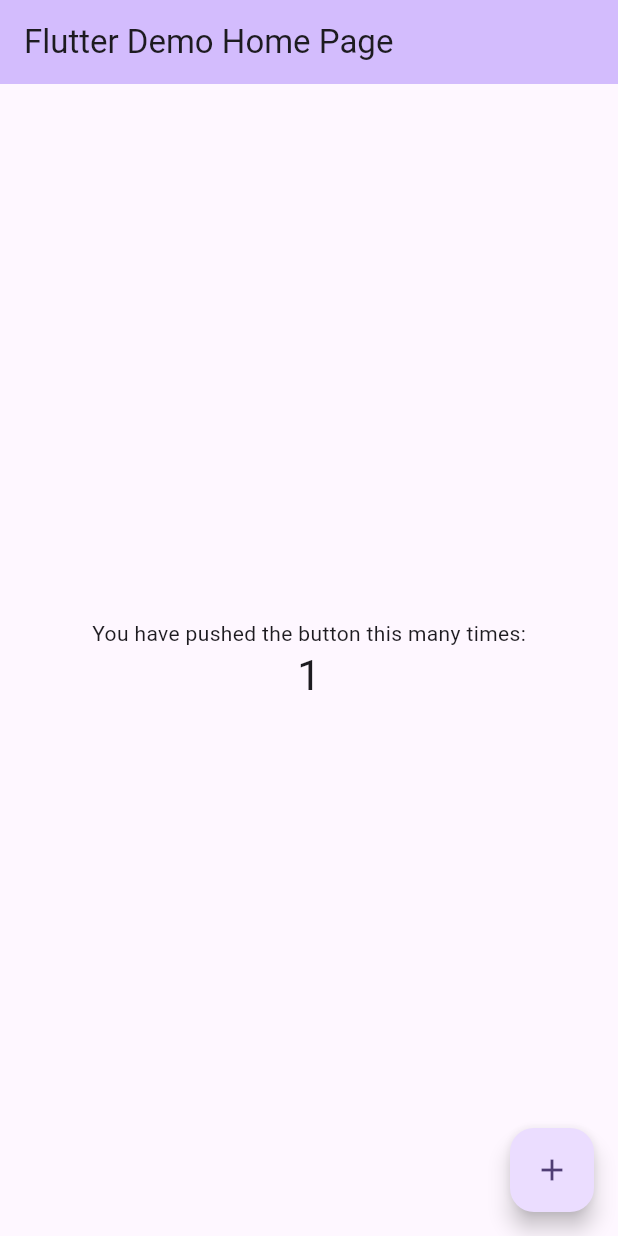
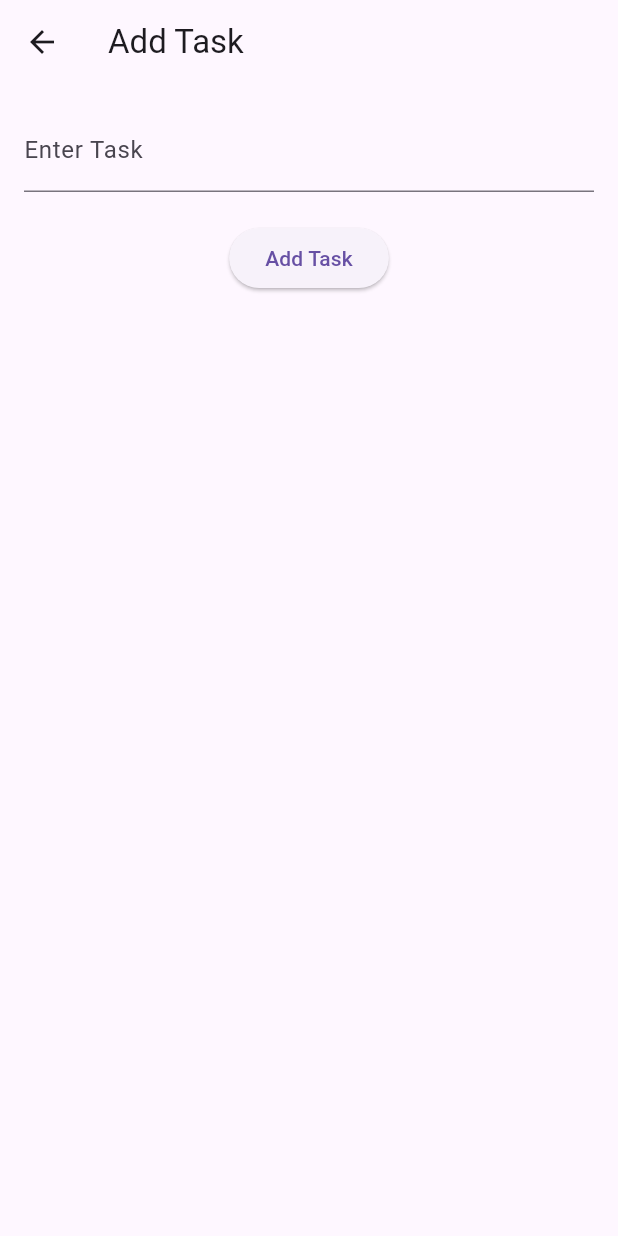
Before and after one commit to Makslop/labwork6, a Flutter app: the screen it shows after launch, after a tap on the "add" icon, on a phone screen of 412 x 824 dp. Run offline on Flutter 3.47's test engine with Material 3 defaults, Android fonts, the light colour scheme and no system bars.

Commit message:
first
first

```diff
--- a/lib/main.dart
+++ b/lib/main.dart
@@ -1,125 +1,159 @@
 import 'package:flutter/material.dart';
 
 void main() {
-  runApp(const MyApp());
+  runApp(MyApp());
 }
 
 class MyApp extends StatelessWidget {
-  const MyApp({super.key});
-
-  // This widget is the root of your application.
   @override
   Widget build(BuildContext context) {
     return MaterialApp(
-      title: 'Flutter Demo',
+      title: 'To-Do List',
       theme: ThemeData(
-        // This is the theme of your application.
-        //
-        // TRY THIS: Try running your application with "flutter run". You'll see
-        // the application has a purple toolbar. Then, without quitting the app,
-        // try changing the seedColor in the colorScheme below to Colors.green
-        // and then invoke "hot reload" (save your changes or press the "hot
-        // reload" button in a Flutter-supported IDE, or press "r" if you used
-        // the command line to start the app).
-        //
-        // Notice that the counter didn't reset back to zero; the application
-        // state is not lost during the reload. To reset the state, use hot
-        // restart instead.
-        //
-        // This works for code too, not just values: Most code changes can be
-        // tested with just a hot reload.
-        colorScheme: ColorScheme.fromSeed(seedColor: Colors.deepPurple),
-        useMaterial3: true,
+        primarySwatch: Colors.blue,
       ),
-      home: const MyHomePage(title: 'Flutter Demo Home Page'),
+      home: ToDoListScreen(),
+      debugShowCheckedModeBanner: false,
     );
   }
 }
 
-class MyHomePage extends StatefulWidget {
-  const MyHomePage({super.key, required this.title});
-
-  // This widget is the home page of your application. It is stateful, meaning
-  // that it has a State object (defined below) that contains fields that affect
-  // how it looks.
-
-  // This class is the configuration for the state. It holds the values (in this
-  // case the title) provided by the parent (in this case the App widget) and
-  // used by the build method of the State. Fields in a Widget subclass are
-  // always marked "final".
-
-  final String title;
-
+class ToDoListScreen extends StatefulWidget {
   @override
-  State<MyHomePage> createState() => _MyHomePageState();
+  _ToDoListScreenState createState() => _ToDoListScreenState();
 }
 
-class _MyHomePageState extends State<MyHomePage> {
-  int _counter = 0;
+class _ToDoListScreenState extends State<ToDoListScreen> {
+  List<String> tasks = [];
 
-  void _incrementCounter() {
+  void addOrUpdateTask(String? task, [int? index]) {
+    if (task != null) {
+      setState(() {
+        if (index != null) {
+          tasks[index] = task;
+        } else {
+          tasks.add(task);
+        }
+      });
+    }
+  }
+
+  void removeTask(int index) {
     setState(() {
-      // This call to setState tells the Flutter framework that something has
-      // changed in this State, which causes it to rerun the build method below
-      // so that the display can reflect the updated values. If we changed
-      // _counter without calling setState(), then the build method would not be
-      // called again, and so nothing would appear to happen.
-      _counter++;
+      tasks.removeAt(index);
     });
+  }
+
+  void navigateToAddOrEditTaskScreen(BuildContext context, Function(String?, [int?]) addOrUpdateTask, [String? task, int? index]) async {
+    final newTask = await Navigator.push(
+      context,
+      SlidePageRoute(builder: (context) => AddOrEditTaskScreen(task)),
+    );
+
+    if (newTask != null) {
+      if (index != null) {
+        addOrUpdateTask(newTask, index);
+      } else {
+        addOrUpdateTask(newTask);
+      }
+    }
   }
 
   @override
   Widget build(BuildContext context) {
-    // This method is rerun every time setState is called, for instance as done
-    // by the _incrementCounter method above.
-    //
-    // The Flutter framework has been optimized to make rerunning build methods
-    // fast, so that you can just rebuild anything that needs updating rather
-    // than having to individually change instances of widgets.
     return Scaffold(
       appBar: AppBar(
-        // TRY THIS: Try changing the color here to a specific color (to
-        // Colors.amber, perhaps?) and trigger a hot reload to see the AppBar
-        // change color while the other colors stay the same.
-        backgroundColor: Theme.of(context).colorScheme.inversePrimary,
-        // Here we take the value from the MyHomePage object that was created by
-        // the App.build method, and use it to set our appbar title.
-        title: Text(widget.title),
+        title: Text('To-Do List'),
       ),
-      body: Center(
-        // Center is a layout widget. It takes a single child and positions it
-        // in the middle of the parent.
+      body: ListView.builder(
+        itemCount: tasks.length,
+        itemBuilder: (context, index) {
+          return ListTile(
+            title: Text(tasks[index]),
+            onTap: () => navigateToAddOrEditTaskScreen(context, addOrUpdateTask, tasks[index], index),
+            trailing: IconButton(
+              icon: Icon(Icons.delete),
+              onPressed: () => removeTask(index),
+            ),
+          );
+        },
+      ),
+      floatingActionButton: FloatingActionButton(
+        onPressed: () => navigateToAddOrEditTaskScreen(context, addOrUpdateTask),
+        child: Icon(Icons.add),
+      ),
+    );
+  }
+}
+
+class AddOrEditTaskScreen extends StatefulWidget {
+  final String? task;
+
+  AddOrEditTaskScreen(this.task);
+
+  @override
+  _AddOrEditTaskScreenState createState() => _AddOrEditTaskScreenState();
+}
+
+class _AddOrEditTaskScreenState extends State<AddOrEditTaskScreen> {
+  late TextEditingController _textController;
+
+  @override
+  void initState() {
+    super.initState();
+    _textController = TextEditingController(text: widget.task);
+  }
+
+  @override
+  Widget build(BuildContext context) {
+    return Scaffold(
+      appBar: AppBar(
+        title: Text(widget.task != null ? 'Edit Task' : 'Add Task'),
+      ),
+      body: Padding(
+        padding: const EdgeInsets.all(16.0),
         child: Column(
-          // Column is also a layout widget. It takes a list of children and
-          // arranges them vertically. By default, it sizes itself to fit its
-          // children horizontally, and tries to be as tall as its parent.
-          //
-          // Column has various properties to control how it sizes itself and
-          // how it positions its children. Here we use mainAxisAlignment to
-          // center the children vertically; the main axis here is the vertical
-          // axis because Columns are vertical (the cross axis would be
-          // horizontal).
-          //
-          // TRY THIS: Invoke "debug painting" (choose the "Toggle Debug Paint"
-          // action in the IDE, or press "p" in the console), to see the
-          // wireframe for each widget.
-          mainAxisAlignment: MainAxisAlignment.center,
-          children: <Widget>[
-            const Text(
-              'You have pushed the button this many times:',
+          crossAxisAlignment: CrossAxisAlignment.center,
+          children: [
+            TextField(
+              controller: _textController,
+              decoration: InputDecoration(labelText: 'Enter Task'),
             ),
-            Text(
-              '$_counter',
-              style: Theme.of(context).textTheme.headlineMedium,
+            SizedBox(height: 20),
+            ElevatedButton(
+              onPressed: () {
+                Navigator.pop(context, _textController.text);
+              },
+              child: Text(widget.task != null ? 'Update Task' : 'Add Task'),
             ),
           ],
         ),
       ),
-      floatingActionButton: FloatingActionButton(
-        onPressed: _incrementCounter,
-        tooltip: 'Increment',
-        child: const Icon(Icons.add),
-      ), // This trailing comma makes auto-formatting nicer for build methods.
+    );
+  }
+
+  @override
+  void dispose() {
+    _textController.dispose();
+    super.dispose();
+  }
+}
+
+// Custom PageRoute for slide animation
+class SlidePageRoute<T> extends MaterialPageRoute<T> {
+  SlidePageRoute({required WidgetBuilder builder}) : super(builder: builder);
+
+  @override
+  Widget buildTransitions(BuildContext context, Animation<double> animation, Animation<double> secondaryAnimation, Widget child) {
+    if (animation.status == AnimationStatus.reverse) {
+      return FadeTransition(opacity: animation, child: child);
+    }
+    return SlideTransition(
+      position: Tween<Offset>(
+        begin: const Offset(1.0, 0.0),
+        end: Offset.zero,
+      ).animate(animation),
+      child: child,
     );
   }
 }
```
Also changed, not shown: 1 other file.
